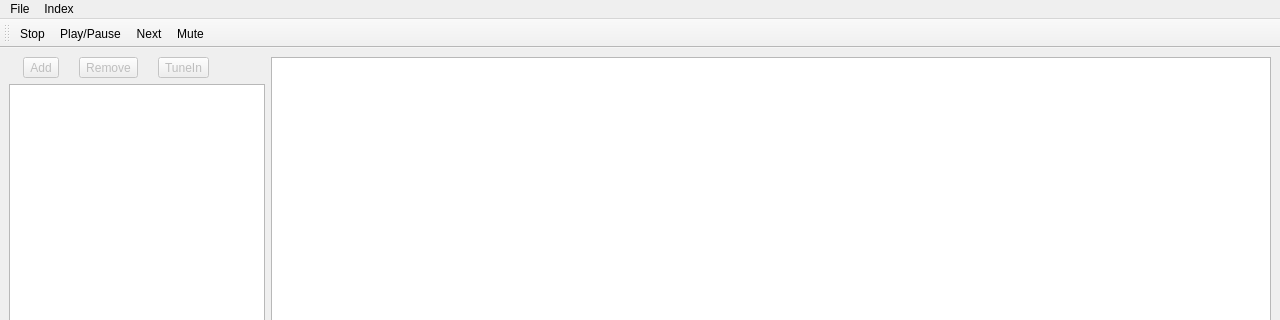
First picture: the form in qt-client/dmp_client_gui.ui, repository Roflincopter/dmp, before the edit; both pictures show x 0 to 1280 and y 0 to 320 of the 1280 by 745 pixel window.
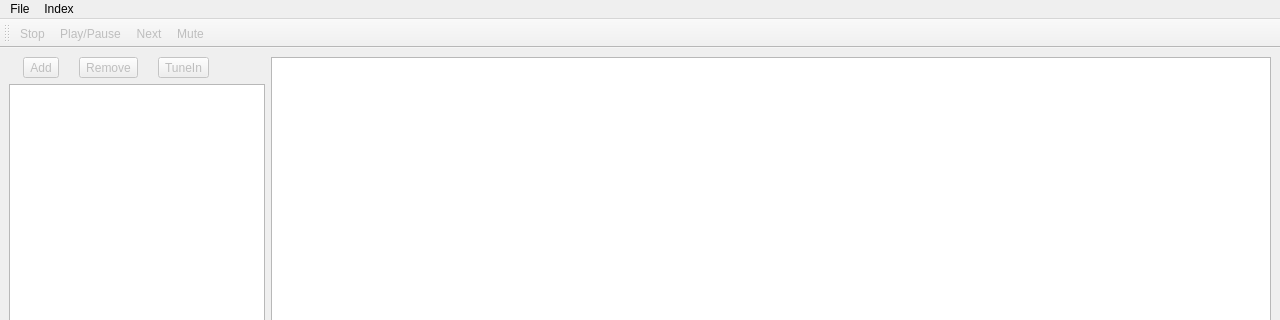
Second picture: the form after the edit. Custom widgets are drawn as their Qt base class.

Commit message: Disables some buttons on startup and enables them when necessary

Patch:
```diff
--- a/qt-client/dmp_client_gui.ui
+++ b/qt-client/dmp_client_gui.ui
@@ -266,6 +266,9 @@
    <property name="checkable">
     <bool>true</bool>
    </property>
+   <property name="enabled">
+    <bool>false</bool>
+   </property>
    <property name="text">
     <string>Play/Pause</string>
    </property>
@@ -274,6 +277,9 @@
    </property>
   </action>
   <action name="actionNext">
+   <property name="enabled">
+    <bool>false</bool>
+   </property>
    <property name="text">
     <string>Next</string>
    </property>
@@ -282,6 +288,9 @@
    </property>
   </action>
   <action name="actionStop">
+   <property name="enabled">
+    <bool>false</bool>
+   </property>
    <property name="text">
     <string>Stop</string>
    </property>
@@ -293,6 +302,9 @@
    <property name="checkable">
     <bool>true</bool>
    </property>
+   <property name="enabled">
+    <bool>false</bool>
+   </property>
    <property name="text">
     <string>Mute</string>
    </property>
```
The commit also changes 1 other file.
